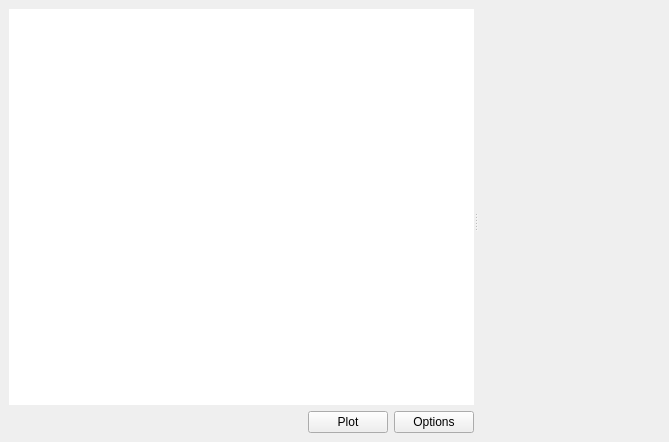
Qt form profit/lib/widgets/ui_plot.ui (hpsilva/profitpy) before a commit.
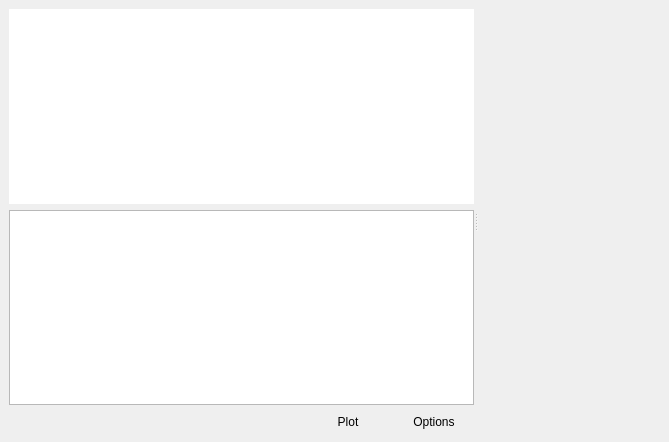
The same form after that commit. Icons and pictures are not drawn. Custom widgets are drawn as their Qt base class.

The edit to the form file:
```diff
--- a/profit/lib/widgets/ui_plot.ui
+++ b/profit/lib/widgets/ui_plot.ui
@@ -51,6 +51,9 @@
          </property>
         </widget>
        </item>
+       <item>
+        <widget class="QTreeView" name="controlsView" />
+       </item>
        <item>
         <layout class="QHBoxLayout" >
          <property name="spacing" >
@@ -81,6 +84,9 @@
             <iconset resource="profit.qrc" >
              <normaloff>:/images/icons/kchart.png</normaloff>:/images/icons/kchart.png</iconset>
            </property>
+           <property name="flat" >
+            <bool>true</bool>
+           </property>
           </widget>
          </item>
          <item>
@@ -92,6 +98,9 @@
             <iconset resource="profit.qrc" >
              <normaloff>:/images/icons/kcontrol.png</normaloff>:/images/icons/kcontrol.png</iconset>
            </property>
+           <property name="flat" >
+            <bool>true</bool>
+           </property>
           </widget>
          </item>
         </layout>
```
